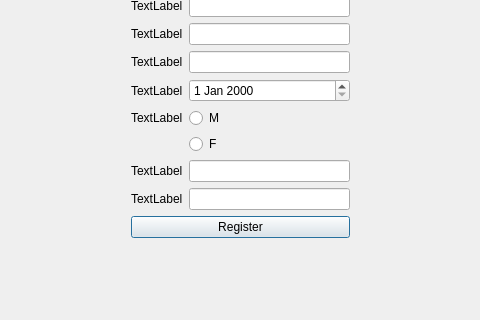
Qt form clientregistration.ui (Projet-CPP-2A6/Nautica) before a commit; both pictures show x 106 to 586 and y 88 to 408 of the 699 by 408 pixel window.
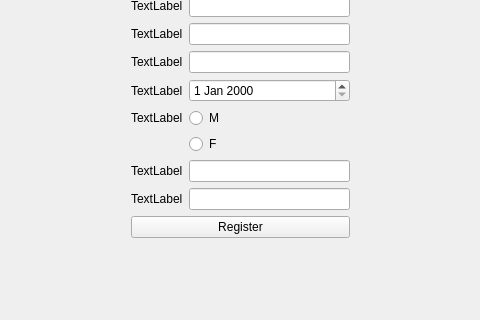
The same form after that commit.

Commit message: QDialog to QWidget

```diff
--- a/clientregistration.ui
+++ b/clientregistration.ui
@@ -1,7 +1,7 @@
 <?xml version="1.0" encoding="UTF-8"?>
 <ui version="4.0">
  <class>clientRegistration</class>
- <widget class="QDialog" name="clientRegistration">
+ <widget class="QWidget" name="clientRegistration">
   <property name="geometry">
    <rect>
     <x>0</x>
```
The commit also changes 2 other files.
